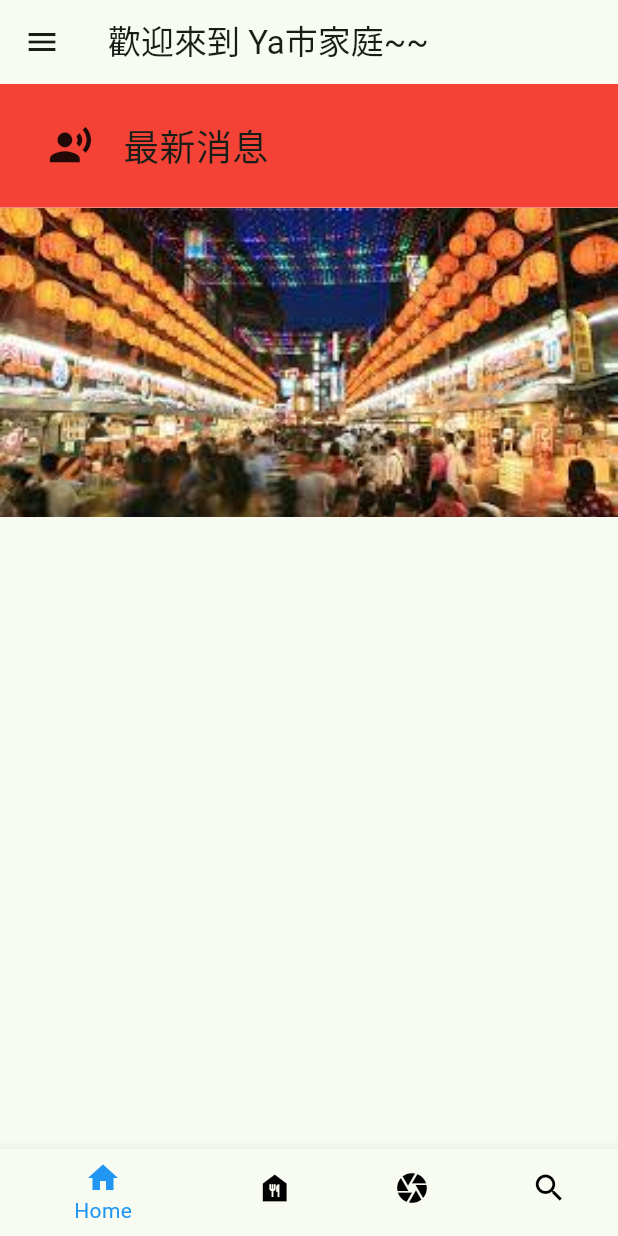
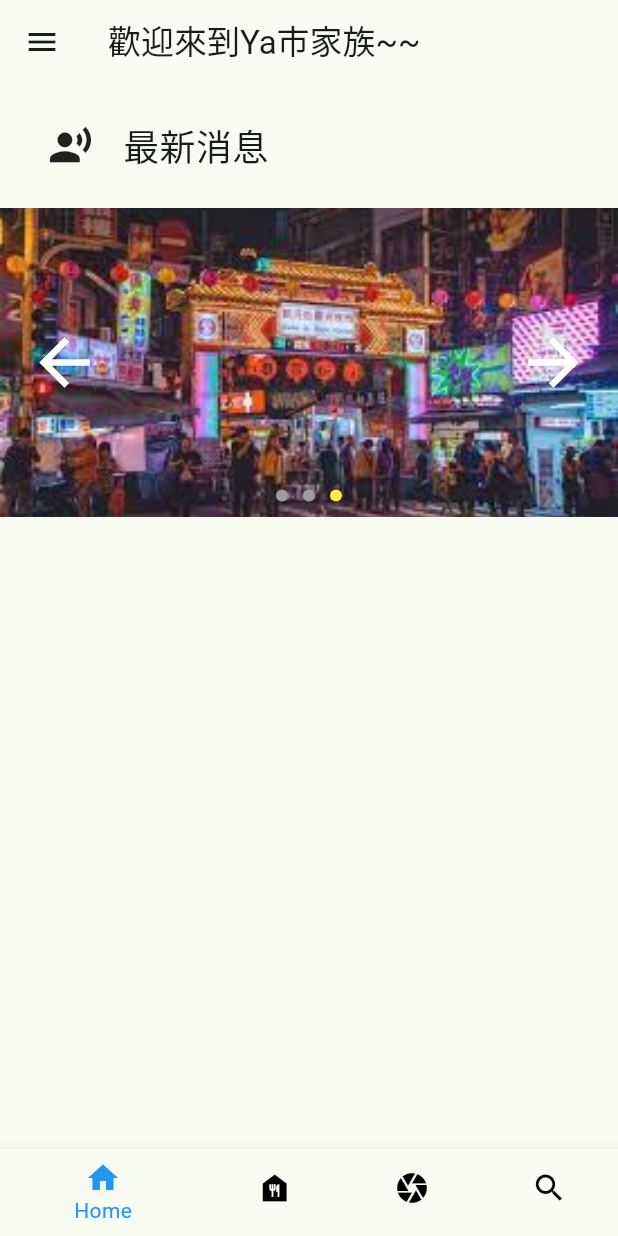
Before and after one commit to jimmy88623/NightMarket, a Flutter app: the screen it shows after launch, on a phone screen of 412 x 824 dp. Run offline on Flutter 3.47's test engine with Material 3 defaults, Android fonts, the phone set to English and light mode, and no system bars.

Commit message:
update home page

```diff
--- a/lib/Home/home.dart
+++ b/lib/Home/home.dart
@@ -1,3 +1,5 @@
+import 'dart:async';
+
 import 'package:flutter/material.dart';
 
 class Home extends StatefulWidget {
@@ -14,13 +16,51 @@ final List<String> imagePaths = [
 ];
 late List<Widget> _pages;
 
+int _activePage = 0;
+
+final PageController _pageController = PageController(initialPage: 0);
+
+Timer? _timer;
+
 class _HomeState extends State<Home> {
+
+  void startTimer(){
+    _timer = Timer.periodic(Duration(seconds: 3), (timer){
+      if(_pageController.page == imagePaths.length-1){
+        _pageController.animateToPage(0, duration: Duration(milliseconds: 500), curve: Curves.easeInOut);
+      }
+      else{
+        _pageController.nextPage(duration: Duration(milliseconds: 500), curve: Curves.easeInOut);
+      }
+    });
+  }
+  void _goToPreviousPage() {
+    if (_pageController.page! > 0) {
+      _pageController.previousPage(duration: Duration(milliseconds: 500), curve: Curves.easeInOut);
+    } else {
+      _pageController.animateToPage(_pages.length - 1, duration: Duration(milliseconds: 500), curve: Curves.easeInOut);
+    }
+  }
+  void _goToNextPage() {
+    if (_pageController.page! < _pages.length-1) {
+      _pageController.nextPage(duration: Duration(milliseconds: 500), curve: Curves.easeInOut);
+    } else {
+      _pageController.animateToPage(0, duration: Duration(milliseconds: 500), curve: Curves.easeInOut);
+    }
+  }
   @override
   void initState() {
     super.initState();
     _pages = List.generate(imagePaths.length,
         (index) => ImagePlaceholder(imagePath: imagePaths[index]));
+    startTimer();
   }
+  @override
+  void dispose(){
+    super.dispose();
+    _timer?.cancel();
+  }
+
 
   @override
   Widget build(BuildContext context) {
@@ -31,7 +71,7 @@ class _HomeState extends State<Home> {
             Container(
               padding: EdgeInsets.only(left: 32.0),
               height: MediaQuery.of(context).size.width * 0.2,
-              color: Colors.red,
+              // color: Colors.red,
               child: const Row(
                 children: [
                   Icon(
@@ -54,10 +94,64 @@ class _HomeState extends State<Home> {
                   width: double.infinity,
                   height: MediaQuery.of(context).size.height / 4,
                   child: PageView.builder(
+                    controller: _pageController,
                     itemCount: imagePaths.length,
+                    onPageChanged: (value){
+                      setState(() {
+                        _activePage = value;
+                      });
+                    },
                     itemBuilder: (context, index) {
                       return _pages[index];
                     },
+                  ),
+                ),
+                Positioned(
+                  bottom: 10,
+                  left: 0,
+                  right: 0,
+                  child: Container(
+                    color: Colors.transparent,
+                    child: Row(
+                      mainAxisAlignment: MainAxisAlignment.center,
+                      children: List<Widget>.generate(
+                        _pages.length,
+                        (index) => Padding(
+                          padding: const EdgeInsets.symmetric(horizontal: 5),
+                          child: InkWell(
+                            onTap: () {
+                              _pageController.animateToPage(index,
+                                  duration: Duration(microseconds: 300),
+                                  curve: Curves.easeIn);
+                            },
+                            child: CircleAvatar(
+                              radius: 4,
+                              backgroundColor: _activePage == index
+                                  ? Colors.yellow
+                                  : Colors.grey,
+                            ),
+                          ),
+                        ),
+                      ),
+                    ),
+                  ),
+                ),
+                Positioned(
+                  left: 10,
+                  top: 0,
+                  bottom: 0,
+                  child: IconButton(
+                    icon: Icon(Icons.arrow_back, color: Colors.white,size: 50,),
+                    onPressed: _goToPreviousPage,
+                  ),
+                ),
+                Positioned(
+                  right: 10,
+                  top: 0,
+                  bottom: 0,
+                  child: IconButton(
+                    icon: Icon(Icons.arrow_forward, color: Colors.white,size: 50,),
+                    onPressed: _goToNextPage,
                   ),
                 ),
               ],
--- a/lib/Home/menu.dart
+++ b/lib/Home/menu.dart
@@ -1,6 +1,7 @@
 import 'package:flutter/cupertino.dart';
 import 'package:flutter/material.dart';
 import 'package:nightmarket/Home/home.dart';
+import 'package:nightmarket/Home/set.dart';
 
 class Menu extends StatefulWidget {
   const Menu({Key? key}) : super(key: key);
@@ -28,7 +29,7 @@ class _MenuState extends State<Menu> {
   Widget build(BuildContext context) {
     return Scaffold(
       appBar: AppBar(
-        title: Text('歡迎來到 Ya市家庭~~'),
+        title: Text('歡迎來到Ya市家族~~'),
       ),
       body: _pages[_selectedIndex],
       drawer: Drawer(
@@ -50,7 +51,7 @@ class _MenuState extends State<Menu> {
               },
             ),
             ListTile(
-              title: const Text('成員'),
+              title: const Text('設定'),
               onTap: () {
                 _menuTapHandler(1);
               },
```
Also changed, not shown: lib/Home/set.dart (+16 -0 lines).
